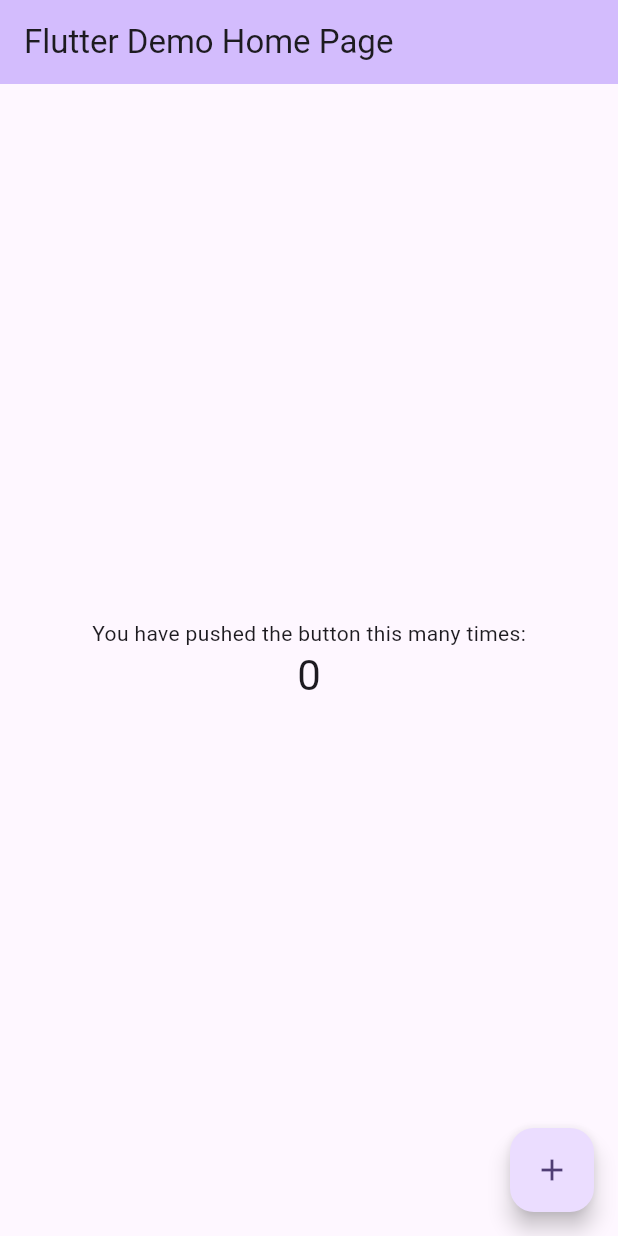
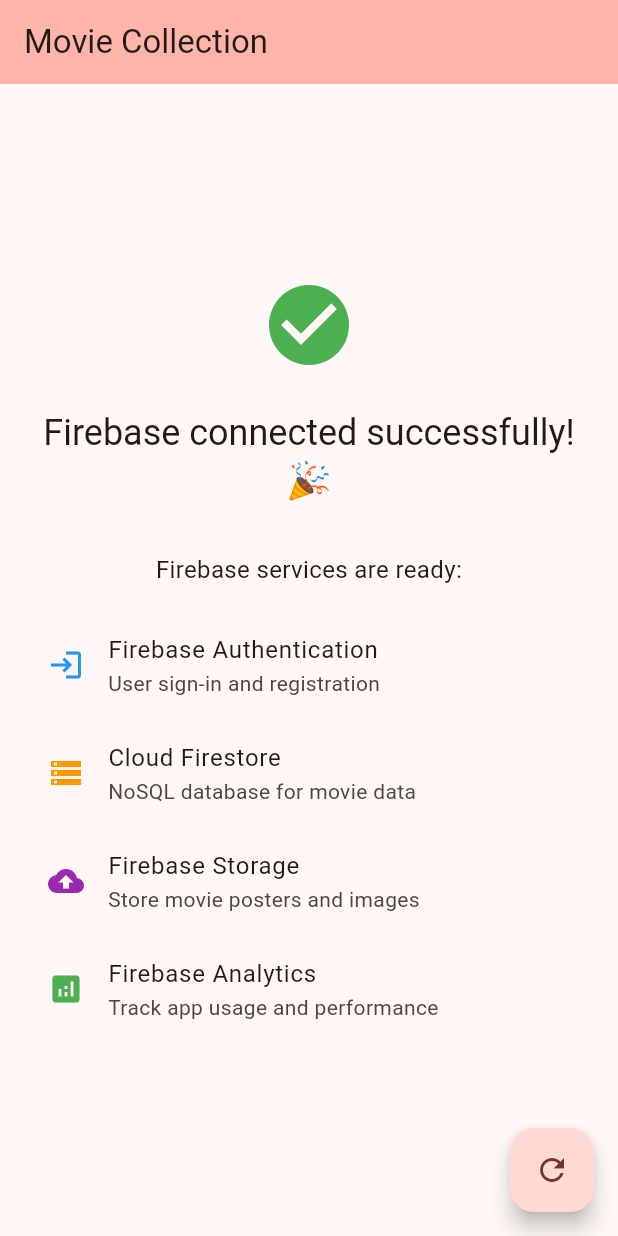
Before and after one commit to Cjking57893/ase-456-movie-collection-app, a Flutter app: the screen it shows after launch, on a phone screen of 412 x 824 dp. Run offline on Flutter 3.47's test engine with Material 3 defaults, Android fonts, the phone set to English and light mode, and no system bars; our stand-ins replace cloud_firestore, firebase_auth, firebase_core; accounts and stored records are empty.

Commit message:
Firebase has been setup

```diff
--- a/lib/main.dart
+++ b/lib/main.dart
@@ -1,51 +1,33 @@
 import 'package:flutter/material.dart';
+import 'package:firebase_core/firebase_core.dart';
+import 'firebase_options.dart';
 
-void main() {
+void main() async {
+  WidgetsFlutterBinding.ensureInitialized();
+  await Firebase.initializeApp(
+    options: DefaultFirebaseOptions.currentPlatform,
+  );
   runApp(const MyApp());
 }
 
 class MyApp extends StatelessWidget {
   const MyApp({super.key});
 
-  // This widget is the root of your application.
   @override
   Widget build(BuildContext context) {
     return MaterialApp(
-      title: 'Flutter Demo',
+      title: 'Movie Collection',
       theme: ThemeData(
-        // This is the theme of your application.
-        //
-        // TRY THIS: Try running your application with "flutter run". You'll see
-        // the application has a purple toolbar. Then, without quitting the app,
-        // try changing the seedColor in the colorScheme below to Colors.green
-        // and then invoke "hot reload" (save your changes or press the "hot
-        // reload" button in a Flutter-supported IDE, or press "r" if you used
-        // the command line to start the app).
-        //
-        // Notice that the counter didn't reset back to zero; the application
-        // state is not lost during the reload. To reset the state, use hot
-        // restart instead.
-        //
-        // This works for code too, not just values: Most code changes can be
-        // tested with just a hot reload.
-        colorScheme: ColorScheme.fromSeed(seedColor: Colors.deepPurple),
+        colorScheme: ColorScheme.fromSeed(seedColor: Colors.red),
+        useMaterial3: true,
       ),
-      home: const MyHomePage(title: 'Flutter Demo Home Page'),
+      home: const MyHomePage(title: 'Movie Collection'),
     );
   }
 }
 
 class MyHomePage extends StatefulWidget {
   const MyHomePage({super.key, required this.title});
-
-  // This widget is the home page of your application. It is stateful, meaning
-  // that it has a State object (defined below) that contains fields that affect
-  // how it looks.
-
-  // This class is the configuration for the state. It holds the values (in this
-  // case the title) provided by the parent (in this case the App widget) and
-  // used by the build method of the State. Fields in a Widget subclass are
-  // always marked "final".
 
   final String title;
 
@@ -54,69 +36,101 @@
 }
 
 class _MyHomePageState extends State<MyHomePage> {
-  int _counter = 0;
+  String _connectionStatus = 'Checking Firebase connection...';
+  bool _isConnected = false;
 
-  void _incrementCounter() {
+  @override
+  void initState() {
+    super.initState();
+    _testFirebaseConnection();
+  }
+
+  Future<void> _testFirebaseConnection() async {
+    try {
       setState(() {
-      // This call to setState tells the Flutter framework that something has
-      // changed in this State, which causes it to rerun the build method below
-      // so that the display can reflect the updated values. If we changed
-      // _counter without calling setState(), then the build method would not be
-      // called again, and so nothing would appear to happen.
-      _counter++;
+        _connectionStatus = 'Testing Firebase connection...';
       });
+
+      await Future.delayed(const Duration(seconds: 2));
+
+      setState(() {
+        _isConnected = true;
+        _connectionStatus = 'Firebase connected successfully! 🎉';
+      });
+    } catch (e) {
+      setState(() {
+        _isConnected = false;
+        _connectionStatus = 'Firebase connection failed: $e';
+      });
+    }
   }
 
   @override
   Widget build(BuildContext context) {
-    // This method is rerun every time setState is called, for instance as done
-    // by the _incrementCounter method above.
-    //
-    // The Flutter framework has been optimized to make rerunning build methods
-    // fast, so that you can just rebuild anything that needs updating rather
-    // than having to individually change instances of widgets.
     return Scaffold(
       appBar: AppBar(
-        // TRY THIS: Try changing the color here to a specific color (to
-        // Colors.amber, perhaps?) and trigger a hot reload to see the AppBar
-        // change color while the other colors stay the same.
         backgroundColor: Theme.of(context).colorScheme.inversePrimary,
-        // Here we take the value from the MyHomePage object that was created by
-        // the App.build method, and use it to set our appbar title.
         title: Text(widget.title),
       ),
       body: Center(
-        // Center is a layout widget. It takes a single child and positions it
-        // in the middle of the parent.
+        child: Padding(
+          padding: const EdgeInsets.all(16.0),
           child: Column(
-          // Column is also a layout widget. It takes a list of children and
-          // arranges them vertically. By default, it sizes itself to fit its
-          // children horizontally, and tries to be as tall as its parent.
-          //
-          // Column has various properties to control how it sizes itself and
-          // how it positions its children. Here we use mainAxisAlignment to
-          // center the children vertically; the main axis here is the vertical
-          // axis because Columns are vertical (the cross axis would be
-          // horizontal).
-          //
-          // TRY THIS: Invoke "debug painting" (choose the "Toggle Debug Paint"
-          // action in the IDE, or press "p" in the console), to see the
-          // wireframe for each widget.
             mainAxisAlignment: MainAxisAlignment.center,
             children: <Widget>[
-            const Text('You have pushed the button this many times:'),
+              Icon(
+                _isConnected ? Icons.check_circle : Icons.sync,
+                size: 64,
+                color: _isConnected ? Colors.green : Colors.orange,
+              ),
+              const SizedBox(height: 24),
               Text(
-              '$_counter',
-              style: Theme.of(context).textTheme.headlineMedium,
+                _connectionStatus,
+                textAlign: TextAlign.center,
+                style: Theme.of(context).textTheme.headlineSmall,
+              ),
+              const SizedBox(height: 32),
+              if (_isConnected) ...[
+                const Text(
+                  'Firebase services are ready:',
+                  textAlign: TextAlign.center,
+                  style: TextStyle(fontSize: 16),
+                ),
+                const SizedBox(height: 16),
+                const Column(
+                  children: [
+                    ListTile(
+                      leading: Icon(Icons.login, color: Colors.blue),
+                      title: Text('Firebase Authentication'),
+                      subtitle: Text('User sign-in and registration'),
+                    ),
+                    ListTile(
+                      leading: Icon(Icons.storage, color: Colors.orange),
+                      title: Text('Cloud Firestore'),
+                      subtitle: Text('NoSQL database for movie data'),
+                    ),
+                    ListTile(
+                      leading: Icon(Icons.cloud_upload, color: Colors.purple),
+                      title: Text('Firebase Storage'),
+                      subtitle: Text('Store movie posters and images'),
+                    ),
+                    ListTile(
+                      leading: Icon(Icons.analytics, color: Colors.green),
+                      title: Text('Firebase Analytics'),
+                      subtitle: Text('Track app usage and performance'),
                     ),
                   ],
                 ),
+              ],
+            ],
+          ),
+        ),
       ),
       floatingActionButton: FloatingActionButton(
-        onPressed: _incrementCounter,
-        tooltip: 'Increment',
-        child: const Icon(Icons.add),
-      ), // This trailing comma makes auto-formatting nicer for build methods.
+        onPressed: _testFirebaseConnection,
+        tooltip: 'Test Connection',
+        child: const Icon(Icons.refresh),
+      ),
     );
   }
 }
--- /dev/null
+++ b/lib/models/movie.dart
@@ -0,0 +1,83 @@
+class Movie {
+  final String id;
+  final String title;
+  final String? description;
+  final String? genre;
+  final int? year;
+  final double? rating;
+  final String? posterUrl;
+  final DateTime createdAt;
+  final DateTime updatedAt;
+
+  Movie({
+    required this.id,
+    required this.title,
+    this.description,
+    this.genre,
+    this.year,
+    this.rating,
+    this.posterUrl,
+    required this.createdAt,
+    required this.updatedAt,
+  });
+
+  // Convert Movie to Map for Firestore
+  Map<String, dynamic> toMap() {
+    return {
+      'id': id,
+      'title': title,
+      'description': description,
+      'genre': genre,
+      'year': year,
+      'rating': rating,
+      'posterUrl': posterUrl,
+      'createdAt': createdAt.toIso8601String(),
+      'updatedAt': updatedAt.toIso8601String(),
+    };
+  }
+
+  // Create Movie from Firestore Map
+  factory Movie.fromMap(Map<String, dynamic> map) {
+    return Movie(
+      id: map['id'] ?? '',
+      title: map['title'] ?? '',
+      description: map['description'],
+      genre: map['genre'],
+      year: map['year'],
+      rating: map['rating']?.toDouble(),
+      posterUrl: map['posterUrl'],
+      createdAt: DateTime.parse(map['createdAt'] ?? DateTime.now().toIso8601String()),
+      updatedAt: DateTime.parse(map['updatedAt'] ?? DateTime.now().toIso8601String()),
+    );
+  }
+
+  // Create a copy with updated fields
+  Movie copyWith({
+    String? id,
+    String? title,
+    String? description,
+    String? genre,
+    int? year,
+    double? rating,
+    String? posterUrl,
+    DateTime? createdAt,
+    DateTime? updatedAt,
+  }) {
+    return Movie(
+      id: id ?? this.id,
+      title: title ?? this.title,
+      description: description ?? this.description,
+      genre: genre ?? this.genre,
+      year: year ?? this.year,
+      rating: rating ?? this.rating,
+      posterUrl: posterUrl ?? this.posterUrl,
+      createdAt: createdAt ?? this.createdAt,
+      updatedAt: updatedAt ?? this.updatedAt,
+    );
+  }
+
+  @override
+  String toString() {
+    return 'Movie{id: $id, title: $title, genre: $genre, year: $year, rating: $rating}';
+  }
+}
--- /dev/null
+++ b/lib/services/firebase_service.dart
@@ -0,0 +1,36 @@
+import 'package:cloud_firestore/cloud_firestore.dart';
+import 'package:firebase_auth/firebase_auth.dart';
+
+class FirebaseService {
+  // Get Firebase Auth instance
+  static FirebaseAuth get auth => FirebaseAuth.instance;
+
+  // Get Firestore instance
+  static FirebaseFirestore get firestore => FirebaseFirestore.instance;
+
+  // Get current user
+  static User? get currentUser => auth.currentUser;
+
+  // Check if user is signed in
+  static bool get isSignedIn => currentUser != null;
+
+  // Movies collection reference
+  static CollectionReference get moviesCollection =>
+      firestore.collection('movies');
+
+  // Users collection reference
+  static CollectionReference get usersCollection =>
+      firestore.collection('users');
+
+  // Test Firebase connection
+  static Future<bool> testConnection() async {
+    try {
+      // Try to access Firestore
+      await firestore.enableNetwork();
+      return true;
+    } catch (e) {
+      print('Firebase connection test failed: $e');
+      return false;
+    }
+  }
+}
```
Also changed, not shown: pubspec.yaml (+6 -69 lines), firebase.json (added), lib/firebase_options.dart (added), 13 other files. Lines whose indentation alone changed are shown as unchanged.
